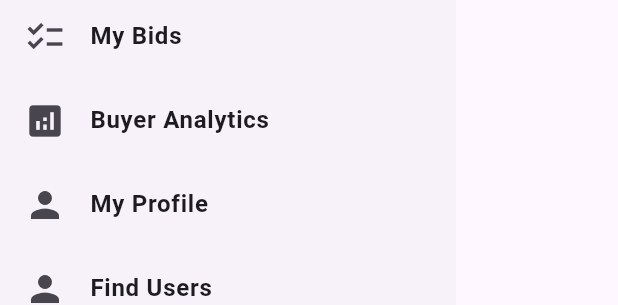
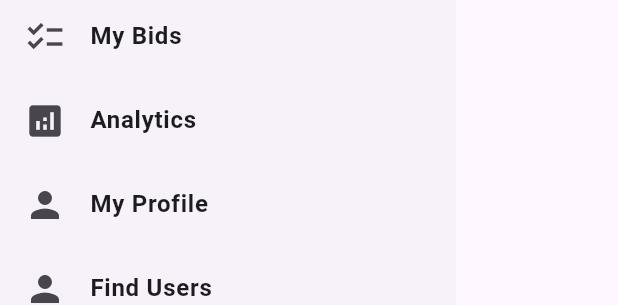
Before and after one commit to KushAgrawal1404/FishLink, a Flutter app: the BuyerHomeMenu widget shown alone on an empty page, opened directly, on a phone screen of 412 x 824 dp. Shown: the part 343-648 px from the top of the screen. Run offline on Flutter 3.47's test engine with Material 3 defaults, Android fonts, the phone set to English and light mode, and no system bars; our stand-ins replace flutter_rating_bar, image_picker, shared_preferences; missing offline and left inert: onesignal_flutter; accounts and stored records are empty; network calls fail.

Commit message:
buyer-side

```diff
--- a/lib/components/buyer_menu.dart
+++ b/lib/components/buyer_menu.dart
@@ -93,7 +93,7 @@ class _BuyerHomeMenuState extends State<BuyerHomeMenu> {
                 )
               : UserAccountsDrawerHeader(
                   accountName: Text(
-                    'Hi, ${userProfile!['name']}',
+                    '${userProfile!['name']}',
                     style: const TextStyle(fontSize: 20.0),
                   ),
                   accountEmail: Text(
@@ -144,7 +144,7 @@ class _BuyerHomeMenuState extends State<BuyerHomeMenu> {
           ListTile(
             leading: const Icon(Icons.analytics, size: 28),
             title: const Text(
-              'Buyer Analytics',
+              'Analytics',
               style: TextStyle(fontSize: 16, fontWeight: FontWeight.bold),
             ),
             onTap: () {
--- a/lib/screens/buyerAnalytics.dart
+++ b/lib/screens/buyerAnalytics.dart
@@ -76,7 +76,7 @@ class _BuyerAnalyticsPageState extends State<BuyerAnalyticsPage> {
             _buildAnalyticsItem(
               Icons.monetization_on,
               'Average Spending:',
-              '\$${averageSpending.toStringAsFixed(2)}',
+              '\₹${averageSpending.toStringAsFixed(2)}',
               Colors.blue,
             ),
             _buildAnalyticsItem(
```
